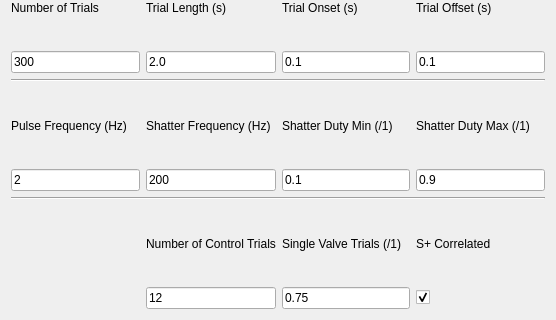
Old version of the form UI/8VCorrUI.ui in the repository RoboDoig/schedule-generator; both pictures show x 0 to 556 and y 212 to 532 of the 556 by 532 pixel window.
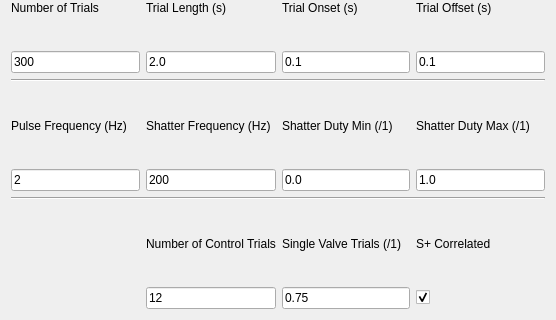
New version of the form.

Commit message: Implementing shared anticorrelated blank design

```diff
--- a/UI/8VCorrUI.ui
+++ b/UI/8VCorrUI.ui
@@ -31,14 +31,14 @@
    <item row="9" column="2">
     <widget class="QLineEdit" name="shatterDutyMinEdit">
      <property name="text">
-      <string>0.1</string>
+      <string>0.0</string>
      </property>
     </widget>
    </item>
    <item row="9" column="3">
     <widget class="QLineEdit" name="shatterDutyMaxEdit">
      <property name="text">
-      <string>0.9</string>
+      <string>1.0</string>
      </property>
     </widget>
    </item>
```
The commit also changes 2 other files.
